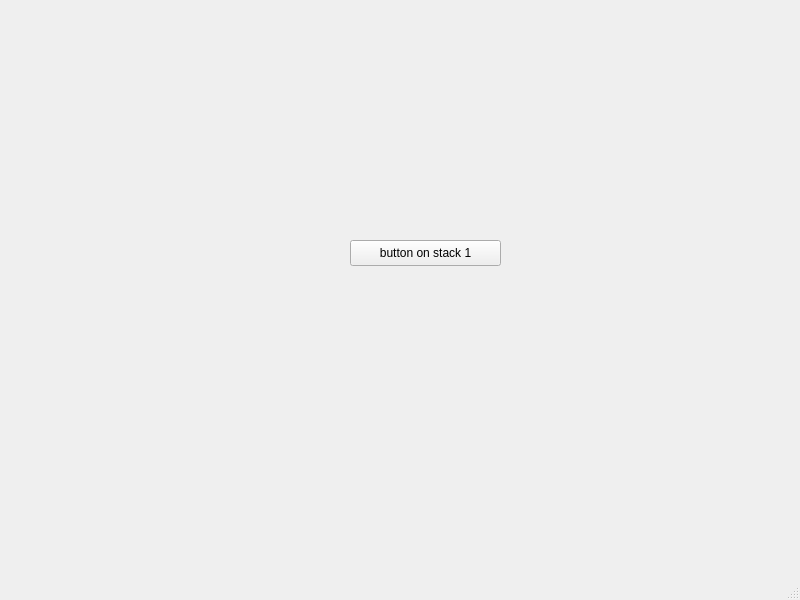
First picture: the form in mainwindow.ui, repository betty2310/CongFung, before the edit.
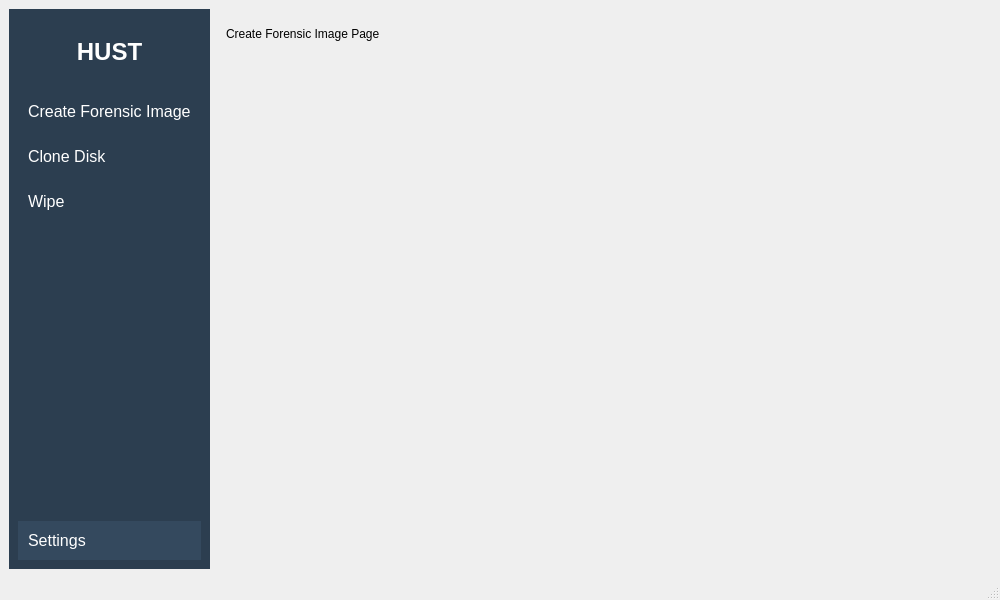
Second picture: the form after the edit.

Commit message: feat: basic layout

Patch:
```diff
--- a/mainwindow.ui
+++ b/mainwindow.ui
@@ -6,7 +6,7 @@
    <rect>
     <x>0</x>
     <y>0</y>
-    <width>800</width>
+    <width>1000</width>
     <height>600</height>
    </rect>
   </property>
@@ -14,46 +14,145 @@
    <string>MainWindow</string>
   </property>
   <widget class="QWidget" name="centralwidget">
-   <widget class="QStackedWidget" name="stackedWidget">
-    <property name="geometry">
-     <rect>
-      <x>170</x>
-      <y>80</y>
-      <width>481</width>
-      <height>371</height>
-     </rect>
-    </property>
-    <widget class="QWidget" name="page">
-     <widget class="QPushButton" name="st1_btn">
-      <property name="geometry">
-       <rect>
-        <x>180</x>
-        <y>160</y>
-        <width>151</width>
-        <height>26</height>
-       </rect>
+   <layout class="QHBoxLayout" name="horizontalLayout">
+    <item>
+     <widget class="QWidget" name="sidebar" native="true">
+      <property name="styleSheet">
+       <string notr="true">QWidget#sidebar {
+    background-color: #2c3e50;
+}
+QLabel {
+    color: white;
+    font-size: 24px;
+    font-weight: bold;
+    padding: 20px 0;
+}
+QPushButton {
+    background-color: transparent;
+    color: white;
+    border: none;
+    text-align: left;
+    padding: 10px;
+    font-size: 16px;
+}
+QPushButton:hover {
+    background-color: #34495e;
+}
+QPushButton:checked {
+    background-color: #3498db;
+}
+#settingsBtn {
+    background-color: #34495e;
+}</string>
       </property>
-      <property name="text">
-       <string>button on stack 1</string>
-      </property>
+      <layout class="QVBoxLayout" name="verticalLayout">
+       <item>
+        <widget class="QLabel" name="logoLabel">
+         <property name="text">
+          <string>HUST</string>
+         </property>
+         <property name="alignment">
+          <set>Qt::AlignmentFlag::AlignCenter</set>
+         </property>
+        </widget>
+       </item>
+       <item>
+        <widget class="QPushButton" name="createForensicImageBtn">
+         <property name="text">
+          <string>Create Forensic Image</string>
+         </property>
+        </widget>
+       </item>
+       <item>
+        <widget class="QPushButton" name="cloneDiskBtn">
+         <property name="text">
+          <string>Clone Disk</string>
+         </property>
+        </widget>
+       </item>
+       <item>
+        <widget class="QPushButton" name="wipeBtn">
+         <property name="text">
+          <string>Wipe</string>
+         </property>
+        </widget>
+       </item>
+       <item>
+        <spacer name="verticalSpacer">
+         <property name="orientation">
+          <enum>Qt::Orientation::Vertical</enum>
+         </property>
+         <property name="sizeHint" stdset="0">
+          <size>
+           <width>20</width>
+           <height>40</height>
+          </size>
+         </property>
+        </spacer>
+       </item>
+       <item>
+        <widget class="QPushButton" name="settingsBtn">
+         <property name="text">
+          <string>Settings</string>
+         </property>
+        </widget>
+       </item>
+      </layout>
      </widget>
-    </widget>
-    <widget class="QWidget" name="page_2">
-     <widget class="QPushButton" name="st2_btn">
-      <property name="geometry">
-       <rect>
-        <x>160</x>
-        <y>160</y>
-        <width>191</width>
-        <height>26</height>
-       </rect>
+    </item>
+    <item>
+     <widget class="QStackedWidget" name="stackedWidget">
+      <property name="styleSheet">
+       <string notr="true"/>
       </property>
-      <property name="text">
-       <string>button on stack 2</string>
-      </property>
+      <widget class="QWidget" name="page">
+       <widget class="QLabel" name="label">
+        <property name="geometry">
+         <rect>
+          <x>10</x>
+          <y>10</y>
+          <width>200</width>
+          <height>30</height>
+         </rect>
+        </property>
+        <property name="text">
+         <string>Create Forensic Image Page</string>
+        </property>
+       </widget>
+      </widget>
+      <widget class="QWidget" name="page_2">
+       <widget class="QLabel" name="label_2">
+        <property name="geometry">
+         <rect>
+          <x>10</x>
+          <y>10</y>
+          <width>200</width>
+          <height>30</height>
+         </rect>
+        </property>
+        <property name="text">
+         <string>Clone Disk Page</string>
+        </property>
+       </widget>
+      </widget>
+      <widget class="QWidget" name="page_3">
+       <widget class="QLabel" name="label_3">
+        <property name="geometry">
+         <rect>
+          <x>10</x>
+          <y>10</y>
+          <width>200</width>
+          <height>30</height>
+         </rect>
+        </property>
+        <property name="text">
+         <string>Wipe Page</string>
+        </property>
+       </widget>
+      </widget>
      </widget>
-    </widget>
-   </widget>
+    </item>
+   </layout>
   </widget>
   <widget class="QMenuBar" name="menubar">
    <property name="geometry">
```
Left out of the diff: 2 changed lines with no effect on the pictures. The commit also changes 6 other files.
